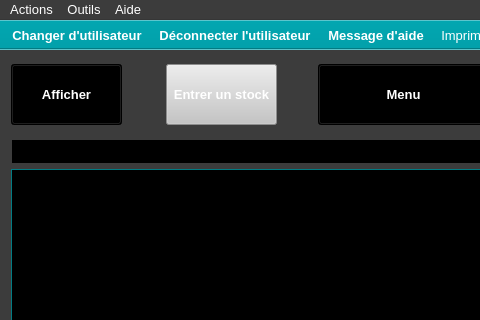
Before: the Qt Designer form ui/yeroth-erp-achats-window.ui in xnoumbissinoundou/yeroth-erp-3.0, drawn with Qt 5; both pictures show x 0 to 480 and y 0 to 320 of the 800 by 600 pixel window.
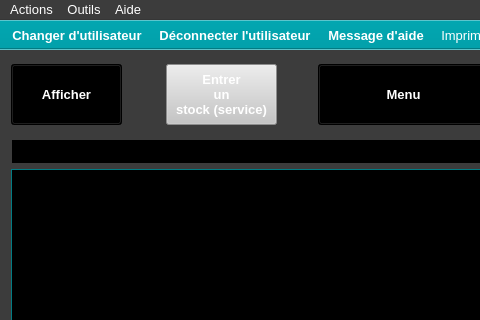
After: the same form once the commit is applied. Icons and pictures are not drawn. Custom widgets are drawn as their Qt base class.

Diff of the .ui file:
```diff
--- a/ui/yeroth-erp-achats-window.ui
+++ b/ui/yeroth-erp-achats-window.ui
@@ -1305,7 +1305,9 @@
      </font>
     </property>
     <property name="text">
-     <string>Entrer un stock</string>
+     <string>Entrer 
+un 
+stock (service)</string>
     </property>
    </widget>
    <widget class="YerothPushButton" name="pushButton_ventes">
```
